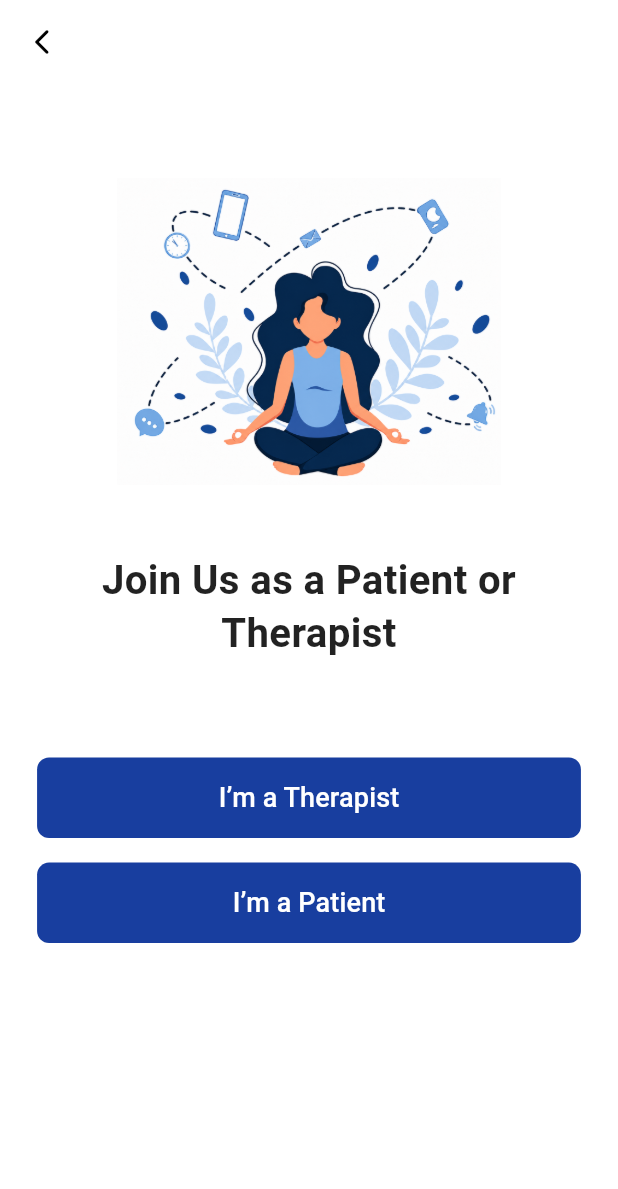
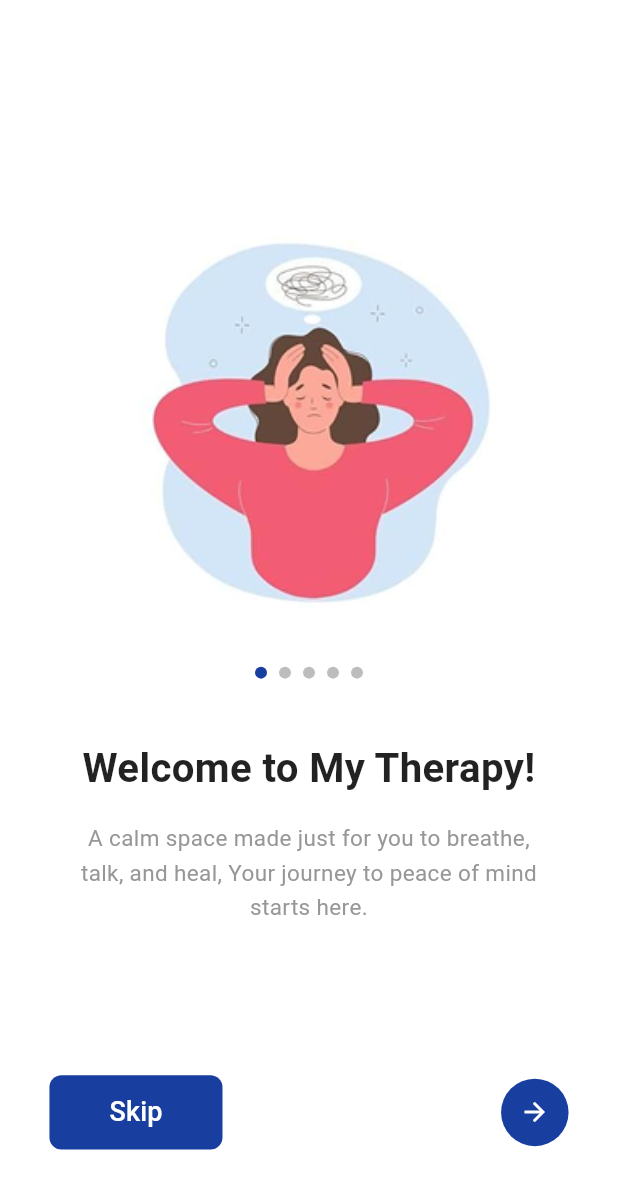
Before and after one commit to MyTherapyApp/Frontend, a Flutter app: the screen it shows after launch, on a phone screen of 412 x 824 dp. Shown: the top 1189 px of the screen. Run offline on Flutter 3.47's test engine with Material 3 defaults, Android fonts, the light colour scheme and no system bars; our stand-ins replace another_flutter_splash_screen, file_picker.

Commit message:
add onboarding

```diff
--- a/lib/common/screens/splash_screen.dart
+++ b/lib/common/screens/splash_screen.dart
@@ -1,6 +1,7 @@
 import 'package:flutter/material.dart';
-import 'package:my_therapy/features/auth/screens/role_selection_screen.dart';
 import 'package:another_flutter_splash_screen/another_flutter_splash_screen.dart';
+import 'package:my_therapy/features/auth/screens/onboarding_screen.dart';
+
 class SplashScreen extends StatelessWidget {
   const SplashScreen({super.key});
 
@@ -10,7 +11,7 @@ class SplashScreen extends StatelessWidget {
       duration: Duration(milliseconds: 6000),
       backgroundColor: Colors.white,
       splashScreenBody: const _SplashContent(),
-      nextScreen: RoleSelectionScreen(),
+      nextScreen: const OnboardingScreen(),
     );
   }
 }
--- /dev/null
+++ b/lib/features/auth/screens/onboarding_screen.dart
@@ -0,0 +1,201 @@
+import 'package:flutter/material.dart';
+import 'package:my_therapy/common/theme/app_colors.dart';
+import 'package:my_therapy/common/widgets/primary_button.dart';
+import 'package:my_therapy/features/auth/screens/role_selection_screen.dart';
+
+
+class OnboardingScreen extends StatefulWidget {
+  const OnboardingScreen({super.key});
+
+  @override
+  State<OnboardingScreen> createState() => _OnboardingScreenState();
+}
+
+class _OnboardingScreenState extends State<OnboardingScreen> {
+  final PageController controller = PageController();
+  int currentPage = 0;
+
+  final List<Map<String, String>> data = [
+    {
+      "image": "assets/images/on1.png",
+      "title": "Welcome to My Therapy!",
+      "desc": "A calm space made just for you to breathe, talk, and heal, Your journey to peace of mind starts here."
+    },
+    {
+      "image": "assets/images/on2.png",
+      "title": "Real Help, Real People",
+      "desc": "Connect with kind, licensed therapists who truly listen, We’re here for you anytime, anywhere.",
+    },
+    {
+      "image": "assets/images/on3.png",
+      "title": "Safe & Confidential",
+      "desc": "Everything you share stays private, You can open up freely, this is your safe space.",
+    },
+    {
+      "image": "assets/images/on4.png",
+      "title": "At My Therapy, your comfort comes first",
+      "desc": "Join sessions anytime, by voice or video your comfort your choice stay anonymous if you want Healing begins when you feel safe.",
+    },
+    {
+      "image": "assets/images/on5.png",
+      "title": "Begin Your Journey",
+      "desc": "You deserve peace of mind Take the first step and connect with your therapist today.",
+    },
+  ];
+
+  @override
+  Widget build(BuildContext context) {
+    final size = MediaQuery.of(context).size;
+    final width = size.width;
+    final height = size.height;
+
+    return Scaffold(
+      backgroundColor: Colors.white,
+      body: SafeArea(
+        child: Column(
+          children: [
+            // Back Button
+            Align(
+              alignment: Alignment.centerLeft,
+              child: currentPage > 0
+                  ? IconButton(
+                      onPressed: () => controller.previousPage(
+                        duration: const Duration(milliseconds: 300),
+                        curve: Curves.ease,
+                      ),
+                      icon: const Icon(Icons.arrow_back_ios_new_rounded, color: Colors.black, size: 20),
+                    )
+                  : const SizedBox(height: 48),
+            ),
+
+            Expanded(
+              child: PageView.builder(
+                controller: controller,
+                itemCount: data.length,
+                onPageChanged: (index) => setState(() => currentPage = index),
+                itemBuilder: (_, index) {
+                  return Padding(
+                    padding: EdgeInsets.symmetric(horizontal: width * 0.08),
+                    child: Column(
+                      mainAxisAlignment: MainAxisAlignment.center,
+                      children: [
+                        // Image Handling
+                        SizedBox(
+                          height: height * 0.32,
+                          child: Image.asset(
+                            data[index]["image"]!,
+                            fit: BoxFit.contain,
+                            width: index == 1 ? width * 0.95 : (index == 3 ? width * 0.65 : width * 0.8),
+                          ),
+                        ),
+                        SizedBox(height: height * 0.04),
+
+                        // 1. Indicators (Modified to be circular)
+                        Row(
+                          mainAxisAlignment: MainAxisAlignment.center,
+                          children: List.generate(data.length, (i) => Container(
+                            margin: const EdgeInsets.symmetric(horizontal: 4),
+                            width: 8,
+                            height: 8,
+                            decoration: BoxDecoration(
+                              color: currentPage == i ? AppColors.primary : AppColors.border,
+                              shape: BoxShape.circle,
+                            ),
+                          )),
+                        ),
+                        SizedBox(height: height * 0.05),
+
+                        // Title
+                        Text(
+                          data[index]["title"]!,
+                          textAlign: TextAlign.center,
+                          style: TextStyle(
+                            fontSize: width * 0.065,
+                            fontWeight: FontWeight.bold,
+                            color: Colors.black87,
+                          ),
+                        ),
+                        SizedBox(height: height * 0.02),
+
+                        // Description
+                        Padding(
+                          padding: EdgeInsets.symmetric(horizontal: width * 0.05),
+                          child: Text(
+                            data[index]["desc"]!,
+                            textAlign: TextAlign.center,
+                            style: TextStyle(
+                              fontSize: 15,
+                              color: AppColors.hint,
+                              height: 1.5,
+                            ),
+                          ),
+                        ),
+                      ],
+                    ),
+                  );
+                },
+              ),
+            ),
+
+            // Navigation Buttons
+            Padding(
+              padding: EdgeInsets.only(
+                left: width * 0.08,
+                right: width * 0.08,
+                bottom: height * 0.07,
+              ),
+              child: Row(
+                mainAxisAlignment: currentPage == data.length - 1
+                    ? MainAxisAlignment.center
+                    : MainAxisAlignment.spaceBetween,
+                children: [
+                  if (currentPage != data.length - 1)
+                    SizedBox(
+                      width: width * 0.28,
+                      child: PrimaryButton(
+                        title: "Skip",
+                        height: height * 0.06,
+                        onPressed: () => _finish(),
+                      ),
+                    ),
+
+                  currentPage == data.length - 1
+                      ? SizedBox(
+                          width: width * 0.6,
+                          child: PrimaryButton(
+                            title: "Get Started",
+                            height: height * 0.06,
+                            onPressed: () => _finish(),
+                          ),
+                        )
+                      : GestureDetector(
+                          onTap: () => controller.nextPage(
+                            duration: const Duration(milliseconds: 300),
+                            curve: Curves.ease,
+                          ),
+                          child: Container(
+                            width: 45,
+                            height: 45,
+                            decoration: const BoxDecoration(
+                              color: AppColors.primary,
+                              shape: BoxShape.circle,
+                            ),
+                            child: const Icon(Icons.arrow_forward, color: Colors.white, size: 20),
+                          ),
+                        ),
+                ],
+              ),
+            ),
+          ],
+        ),
+      ),
+    );
+  }
+
+  void _finish() {
+    Navigator.pushReplacement(
+      context,
+      MaterialPageRoute(builder: (context) => const RoleSelectionScreen()),
+    );
+  }
+}
--- /dev/null
+++ b/lib/features/auth/widgets/onboarding_item.dart
@@ -0,0 +1,58 @@
+import 'package:flutter/material.dart';
+
+class OnboardingItem extends StatelessWidget {
+  final String image;
+  final String title;
+  final String desc;
+
+  const OnboardingItem({
+    super.key,
+    required this.image,
+    required this.title,
+    required this.desc,
+  });
+
+  @override
+  Widget build(BuildContext context) {
+    final w = MediaQuery.of(context).size.width;
+    final h = MediaQuery.of(context).size.height;
+
+    return Padding(
+      padding: EdgeInsets.symmetric(horizontal: w * 0.08),
+      child: Column(
+        children: [
+          SizedBox(height: h * 0.05),
+
+          /// الصورة
+          Image.asset(
+            image,
+            width: w * 0.7,
+            fit: BoxFit.contain,
+          ),
+
+          SizedBox(height: h * 0.04),
+
+          /// dots هتتحط في الشاشة الرئيسية (تحت الصورة مباشرة)
+          /// هنا هنسيب مسافة بس
+          SizedBox(height: h * 0.02),
+
+          /// العنوان
+          Text(
+            title,
+            textAlign: TextAlign.center,
+            style: Theme.of(context).textTheme.headlineLarge,
+          ),
+
+          SizedBox(height: h * 0.015),
+
+          /// الوصف
+          Text(
+            desc,
+            textAlign: TextAlign.center,
+            style: Theme.of(context).textTheme.bodyMedium,
+          ),
+        ],
+      ),
+    );
+  }
+}
```
Also changed, not shown: assets/images/on1.png (added), assets/images/on2.png (added), assets/images/on3.png (added), assets/images/on4.png (added), assets/images/on5.png (added).
